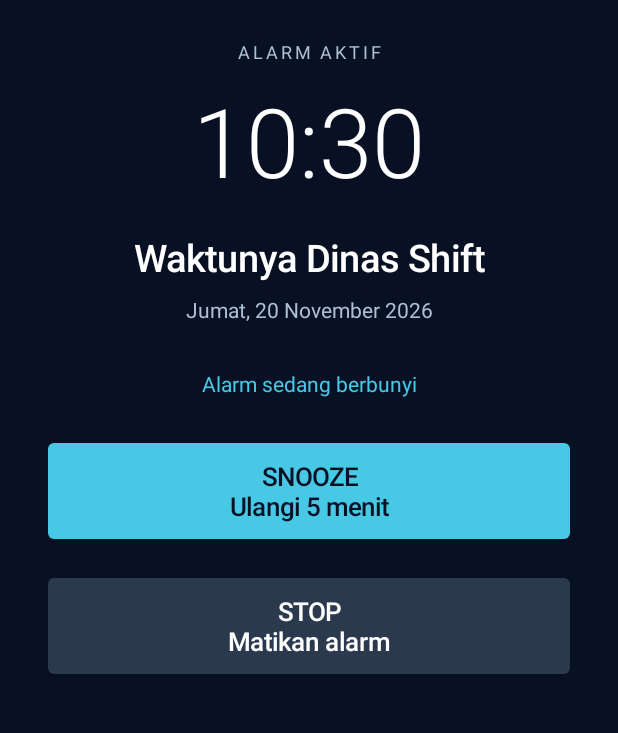
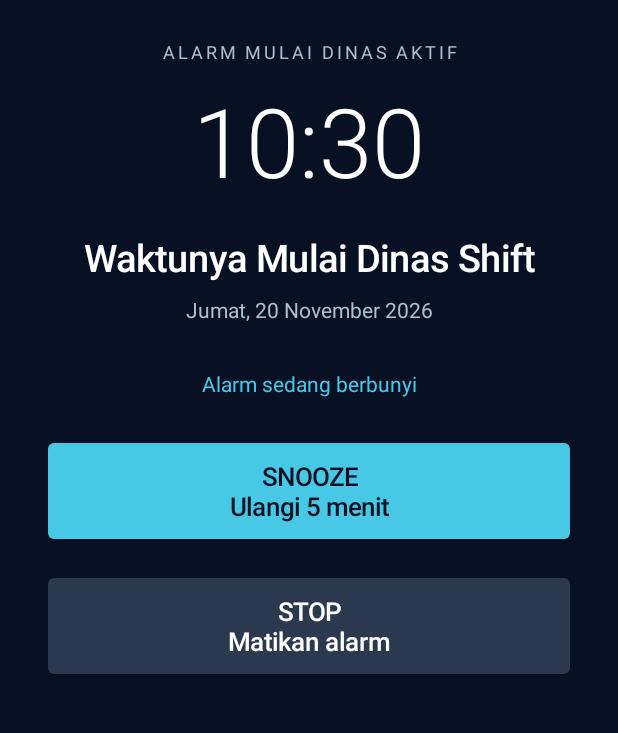
Before and after one commit to shiftalarm/shift-alarm, an Android app: the AlarmScreenActivity screen opened directly, with no data from a screen before it, on a phone screen of 412 x 824 dp, the part 335-1068 px from its top. Run offline under Robolectric (Android 15) with nearby library versions, the phone set to English and light mode, and no system bars.

Commit message:
Keep Snooze and Stop UI while distinguishing start and end alarms

```diff
--- a/app/src/main/java/com/shiftalarm/app/AlarmScreenActivity.kt
+++ b/app/src/main/java/com/shiftalarm/app/AlarmScreenActivity.kt
@@ -21,12 +21,14 @@ class AlarmScreenActivity : Activity() {
     private var shiftCode: String = "Shift"
     private var date: LocalDate = LocalDate.now()
     private var configuredAlarmTime: LocalTime? = null
+    private var alarmType: String = AlarmScheduler.ALARM_TYPE_START
 
     override fun onCreate(savedInstanceState: Bundle?) {
         super.onCreate(savedInstanceState)
 
         shiftCode = intent.getStringExtra(AlarmScheduler.EXTRA_SHIFT_CODE) ?: "Shift"
         configuredAlarmTime = intent.getStringExtra(AlarmScheduler.EXTRA_ALARM_TIME)?.let { runCatching { LocalTime.parse(it) }.getOrNull() }
+        alarmType = intent.getStringExtra(AlarmScheduler.EXTRA_ALARM_TYPE) ?: AlarmScheduler.ALARM_TYPE_START
         date = try {
             LocalDate.parse(intent.getStringExtra(AlarmScheduler.EXTRA_DATE) ?: "")
         } catch (_: Exception) {
@@ -80,7 +82,7 @@ class AlarmScreenActivity : Activity() {
         root.addView(brand, matchWrap())
 
         val status = TextView(this).apply {
-            text = "ALARM AKTIF"
+            text = if (alarmType == AlarmScheduler.ALARM_TYPE_END) "ALARM PULANG AKTIF" else "ALARM MULAI DINAS AKTIF"
             textSize = 12f
             letterSpacing = 0.16f
             setTextColor(muted)
@@ -100,7 +102,7 @@ class AlarmScreenActivity : Activity() {
         root.addView(clock, matchWrap())
 
         val shiftTitle = TextView(this).apply {
-            text = "Waktunya Dinas $shiftCode"
+            text = if (alarmType == AlarmScheduler.ALARM_TYPE_END) "Waktunya Pulang Dinas $shiftCode" else "Waktunya Mulai Dinas $shiftCode"
             textSize = 25f
             setTextColor(white)
             typeface = Typeface.create("sans-serif-medium", Typeface.NORMAL)
@@ -118,7 +120,7 @@ class AlarmScreenActivity : Activity() {
         root.addView(dateLabel, matchWrap())
 
         val ringing = TextView(this).apply {
-            text = "Alarm sedang berbunyi"
+            text = if (alarmType == AlarmScheduler.ALARM_TYPE_END) "Waktunya selesai bertugas" else "Alarm sedang berbunyi"
             textSize = 14f
             setTextColor(cyan)
             gravity = Gravity.CENTER
@@ -158,6 +160,8 @@ class AlarmScreenActivity : Activity() {
             this.action = action
             putExtra(AlarmScheduler.EXTRA_SHIFT_CODE, shiftCode)
             putExtra(AlarmScheduler.EXTRA_DATE, date.toString())
+            putExtra(AlarmScheduler.EXTRA_ALARM_TYPE, alarmType)
+            putExtra(AlarmScheduler.EXTRA_ALARM_TIME, configuredAlarmTime?.toString())
         }
         sendBroadcast(actionIntent)
         finish()
```
